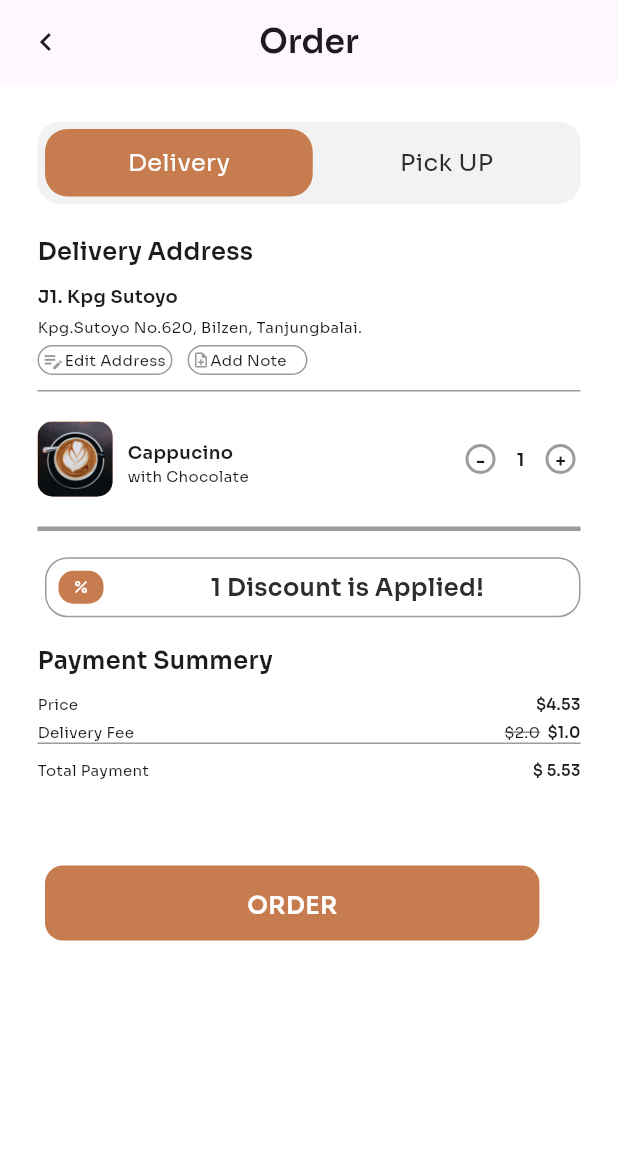
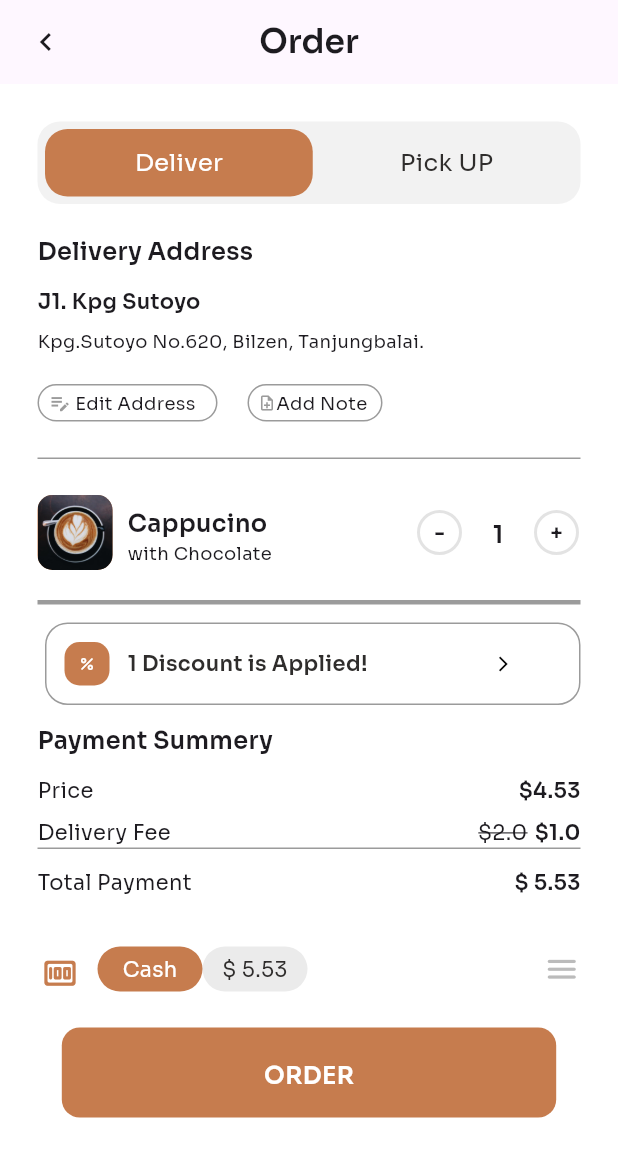
Before and after one commit to soiz11/Mobile-CA2, a Flutter app: the screen it shows after launch, on a phone screen of 412 x 824 dp. Shown: the top 1157 px of the screen. Run offline on Flutter 3.47's test engine with Material 3 defaults, Android fonts, the phone set to English and light mode, and no system bars.

Commit message:
Final commit

```diff
--- a/lib/pages/order.dart
+++ b/lib/pages/order.dart
@@ -40,12 +40,12 @@ class _OrderState extends State<Order> {
   Widget build(BuildContext context) {
     double screenWidth = MediaQuery.of(context).size.width;
     // double screenHeight = MediaQuery.of(context).size.height;
-    double mainLinespace = 10; //Space between Two main topics
-    double subLinespace = 5;  //Space between Two sub topics
+    double mainLinespace = 12; //Space between Two main topics
+    double subLinespace = 8;  //Space between Two sub topics
 
     const double maintopicSize = 16; //font size of main topic
-    const double subtopicSize = 12;   //font size of sub topic
-    const double contentSize = 10;   //font size of content
+    const double subtopicSize = 14;   //font size of sub topic
+    const double contentSize = 12;   //font size of content
 
 
 
@@ -111,7 +111,7 @@ class _OrderState extends State<Order> {
                                       borderRadius: BorderRadius.circular(15)),
                                   child: const Center(
                                     child: Text(
-                                      "Delivery",
+                                      "Deliver",
                                       style: TextStyle(
 
                                         fontFamily: "Regular",
@@ -179,6 +179,9 @@ class _OrderState extends State<Order> {
                             ),
                           ),
                           SizedBox(
+                            height: mainLinespace,
+                          ),
+                          SizedBox(
                             height: subLinespace,
                           ),
                           SizedBox(
@@ -190,30 +193,36 @@ class _OrderState extends State<Order> {
                             crossAxisAlignment: CrossAxisAlignment.start,
                             children: [
                               Container(
-                                padding: EdgeInsets.all(2),
-                                width: 90,
-                                height: 20,
+                                // padding: EdgeInsets.all(2),
+                                padding: EdgeInsets.only(left: 4, bottom: 2, right: 2, top: 2),
+                                width: 120,
+                                height: 25,
                                 decoration: BoxDecoration(
                                 color: const Color.fromARGB(0, 198, 124, 78),
-                                borderRadius: BorderRadius.circular(10),
+                                borderRadius: BorderRadius.circular(20),
                                 border: Border.all(color: AppColors.bodyTextGrey,)
 
                                       ),
 
                                 child: Row(
+
                                   children: [
                                     Container(
+                                      width: 20,
                                       child: const Align(
                                         alignment: Alignment.center,
                                         child: Icon(Icons.edit_note_outlined, color: AppColors.bodyTextGrey, size: 15, )),
                                       ),
-                                      const Text('Edit Address',
-                                      textAlign: TextAlign.center,
-                                      style: TextStyle(
-                                        fontFamily: 'Regular',
-                                        fontSize: contentSize,
+                                    Container(
+                                      // width:80,
+                                        child: const Text('Edit Address',
+                                        textAlign: TextAlign.center,
+                                        style: TextStyle(
+                                          fontFamily: 'Regular',
+                                          fontSize: contentSize,
 
-                                      ),),
+                                        ),),
+                                      ),
                                   ],
                                 ),
                               ),
@@ -221,14 +230,18 @@ class _OrderState extends State<Order> {
                               SizedBox(
                                 width: mainLinespace,
                               ),
+                              SizedBox(
+                                width: subLinespace,
+                              ),
 
                               Container(
-                                padding: EdgeInsets.all(2),
-                                width: 80,
-                                height: 20,
+                                // padding: EdgeInsets.all(2),
+                                padding: EdgeInsets.only(left: 6, bottom: 2, right: 2, top: 2),
+                                width: 90,
+                                height: 25,
                                 decoration: BoxDecoration(
                                 color: const Color.fromARGB(0, 198, 124, 78),
-                                borderRadius: BorderRadius.circular(10),
+                                borderRadius: BorderRadius.circular(20),
                                 border: Border.all(color: AppColors.bodyTextGrey,)
 
                                       ),
@@ -253,6 +266,9 @@ class _OrderState extends State<Order> {
                       ),
 
 
+                      SizedBox(
+                        height: mainLinespace,
+                      ),
                       SizedBox(
                         height: mainLinespace,
                       ),
@@ -311,7 +327,7 @@ class _OrderState extends State<Order> {
                                           // textAlign: TextAlign.right,
                                           style: TextStyle(
                                             fontFamily: "Bold",
-                                            fontSize: subtopicSize,
+                                            fontSize: maintopicSize,
 
                                             // backgroundColor: Colors.yellow,
 
@@ -341,7 +357,8 @@ class _OrderState extends State<Order> {
                         Row(
                             children:[
                             Container(
-                              width: 80,
+                              width: 110,
+                              // height: 100,
                               child: Row(
                                 mainAxisAlignment: MainAxisAlignment.spaceAround,
                                 children: [
@@ -350,24 +367,30 @@ class _OrderState extends State<Order> {
                                     decrementCount();
                                   },
                                   child: Container(
-                                    height: 20,
-                                    width: 20,
+                                    // padding: EdgeInsets.all(5),
+                                    height: 30,
+                                    width: 30,
                                     alignment: Alignment.center,
                                     // borderRadius:BorderRadius.circular(5),
                                     decoration: BoxDecoration(
+
                                       color: const Color.fromARGB(0, 155, 155, 155),
-                                      borderRadius: BorderRadius.circular(10),
-                                      border: Border.all(color: AppColors.bodyTextGrey, width: 2),
+                                      borderRadius: BorderRadius.circular(15),
+                                      border: Border.all(color: Color.fromARGB(71, 155, 155, 155), width: 2),
                                     ),
                                     child: const Text(
                                       '-',
                                       // textAlign: TextAlign.center,
                                       style: TextStyle(
+
                                         fontFamily: 'Bold',
                                         fontSize: subtopicSize,
 
                                       ),),
                                   ),
+                                ),
+                                const SizedBox(
+                                  width: 10,
                                 ),
                                 Container(
                                   height: 20,
@@ -381,21 +404,24 @@ class _OrderState extends State<Order> {
                                     // textAlign: TextAlign.center,
                                     style: const TextStyle(
                                       fontFamily: 'Bold',
-                                      fontSize: subtopicSize,
+                                      fontSize: maintopicSize,
 
                                     ),),
+                                ),
+                                const SizedBox(
+                                  width: 10,
                                 ),
                                 InkWell(
                                   onTap: (){incrementCount();},
 
                                   child: Container(
-                                    height: 20,
-                                    width: 20,
+                                    height: 30,
+                                    width: 30,
                                     alignment: Alignment.center,
                                     decoration: BoxDecoration(
                                       color: Color.fromARGB(0, 155, 155, 155),
-                                      borderRadius: BorderRadius.circular(10),
-                                      border: Border.all(color: AppColors.bodyTextGrey, width: 2),
+                                      borderRadius: BorderRadius.circular(15),
+                                      border: Border.all(color: Color.fromARGB(71, 155, 155, 155), width: 2),
                                     ),
                                     child: const Text(
                                       '+',
@@ -448,22 +474,23 @@ class _OrderState extends State<Order> {
                               child: InkWell(
                                 onTap: () {},
                                 child: Container(
-                                  height: 40,
+                                  height: 55,
                                   decoration: BoxDecoration(
                                       // color: const Color.fromARGB(0, 198, 124, 78),
                                       borderRadius: BorderRadius.circular(15),
                                       border: Border.all(color: AppColors.bodyTextGrey,)
                                       ),
                                   child:  Row(
-                                    crossAxisAlignment: CrossAxisAlignment.start,
-                                    mainAxisAlignment: MainAxisAlignment.start,
+                                    // crossAxisAlignment: CrossAxisAlignment.start,
+                                    mainAxisAlignment: MainAxisAlignment.spaceBetween,
                                     children: [
                                       Padding(
-                                        padding: const EdgeInsets.all(8.0),
+                                        padding: const EdgeInsets.all(12.0),
                                         child: Container(
                                           child: Icon(Icons.percent_rounded, color: AppColors.pureWhite, size: 12, ),
-                                          height: 50,
+                                          height: 30,
                                           width: 30,
+                                          // alignment: Alignment.center,
                                           decoration: BoxDecoration(
                                             borderRadius: BorderRadius.circular(10),
 
@@ -474,15 +501,23 @@ class _OrderState extends State<Order> {
                                           ),
                                         ),
                                       ),
-                                      const Expanded(
-                                        child: Center(
-                                          child: Text(
+                                      Container(
+                                        width: 200,
+                                        child: Container(
+                                          width: 150,
+                                          child: const Text(
                                             "1 Discount is Applied!",
                                             style: TextStyle(
 
                                               fontFamily: "Bold",
-                                              fontSize: maintopicSize, color: AppColors.textBlack),
+                                              fontSize: subtopicSize, color: AppColors.textBlack),
                                           ),
+                                        ),
+                                      ),
+                                      const Expanded(
+                                        child: Center(
+                                          child: Icon(Icons.arrow_forward_ios_outlined, color: Color.fromARGB(255, 0, 0, 0), size: 12, ),
+
                                         ),
                                       ),
                                     ],
@@ -524,14 +559,14 @@ class _OrderState extends State<Order> {
                             'Price',
                             style: TextStyle(
                               fontFamily: 'Regular',
-                              fontSize: contentSize,
+                              fontSize: subtopicSize,
                             ),
                           ),
                           Text(
                             "\$4.53",
                             style: TextStyle(
                               fontFamily: 'Bold',
-                              fontSize: contentSize,
+                              fontSize: subtopicSize,
                             ),
                           )
                         ],),
@@ -550,7 +585,7 @@ class _OrderState extends State<Order> {
                             'Delivery Fee',
                             style: TextStyle(
                               fontFamily: 'Regular',
-                              fontSize: contentSize,
+                              fontSize: subtopicSize,
                             ),
                           ),
                           Row(
@@ -559,7 +594,7 @@ class _OrderState extends State<Order> {
                                 "\$2.0",
                                 style: TextStyle(
                                   fontFamily: 'Regular',
-                                  fontSize: contentSize,
+                                  fontSize: subtopicSize,
                                   decoration: TextDecoration.lineThrough,
                                 ),
                               ),
@@ -570,7 +605,7 @@ class _OrderState extends State<Order> {
                                 "\$1.0",
                                 style: TextStyle(
                                   fontFamily: 'Bold',
-                                  fontSize: contentSize,
+                                  fontSize: subtopicSize,
                                 ),
                               ),
                             ],
@@ -602,14 +637,14 @@ class _OrderState extends State<Order> {
                             'Total Payment',
                             style:TextStyle(
                               fontFamily: 'Regular',
-                              fontSize: contentSize,
+                              fontSize: subtopicSize,
                             )
                           ),
                           Text(
                             '\$ 5.53',
                             style: TextStyle(
                               fontFamily: 'Bold',
-                              fontSize: contentSize,
+                              fontSize: subtopicSize,
                             ),
                           ),
                         ],
@@ -632,9 +667,9 @@ class _OrderState extends State<Order> {
                       // ),
 
 
-                      SizedBox(
-                        height: mainLinespace*2,
-                      ),
+                      // SizedBox(
+                      //   height: mainLinespace*2,
+                      // ),
 
 
 
@@ -663,19 +698,99 @@ class _OrderState extends State<Order> {
                     ],
                   ),
                 ),
+
+                SizedBox(
+                  height: subLinespace,
+                ),
+
+                Container(
+                  padding: EdgeInsets.only(left: 15, right: 25),
+                  width: screenWidth,
+                  child: Row(
+                    mainAxisAlignment: MainAxisAlignment.spaceBetween,
+                    children: [
+                      Row(
+                        mainAxisAlignment: MainAxisAlignment.spaceBetween,
+                        crossAxisAlignment: CrossAxisAlignment.center,
+                        children: [
+                          Container(
+                            height: 20,
+                            width: 50,
+                            child: Icon(Icons.money_rounded, color: AppColors.btnBrown, size: 25, ),
+
+                          ),
+                          Container(
+                            height: 30,
+                            width: 70,
+                            decoration: BoxDecoration(
+                              color: AppColors.btnBrown,
+                              borderRadius: BorderRadius.circular(15),
+                            ),
+                            child:const Center(
+                              child: Text(
+                                'Cash',
+                                style: TextStyle(
+                                  fontFamily: 'Regular',
+                                  fontSize: subtopicSize,
+                                  color: AppColors.pureWhite,
+
+                                ),
+                              ),
+                            )
+                          ),
+                          Container(
+                            height: 30,
+                            width: 70,
+                            decoration: BoxDecoration(
+                              color: Color.fromARGB(40, 126, 126, 126),
+                              borderRadius: BorderRadius.circular(15),
+                            ),
+                            child:const Center(
+                              child: Text(
+                                '\$ 5.53',
+                                style: TextStyle(
+                                  fontFamily: 'Regular',
+                                  fontSize: subtopicSize,
+                                  color: AppColors.textBlack,
+
+                                ),
+                              ),
+                            )
+                          ),
+
+                        ],
+                      ),
+                      Container(
+                        child: Icon(Icons.menu_rounded, color: Color.fromARGB(137, 129, 129, 129), size: 25, ),
+                      ),
+
+                    ],
+                  ),
+                ),
+
+                SizedBox(
+                  height: mainLinespace,
+                ),
+
+
+
                 Row(
-                        mainAxisAlignment: MainAxisAlignment.start,
+                        mainAxisAlignment: MainAxisAlignment.center,
                         children:[
                           CustomBtn(
                             btnText: "ORDER",
                             widthFactor: 0.8,
-                            heightAmount: 50,
+                            heightAmount: 60,
                             fontSize: maintopicSize,
                             onTap: () {},
 
                           ),
                         ],
                     ),
+
+
+
+
 
 
               ],
```
